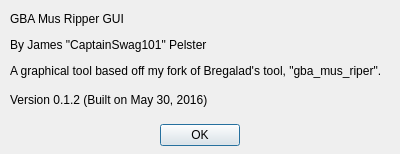
Above: aboutdialog.ui from CaptainSwag101/gba-mus-ripper-gui before the change. Below: the same form after it.
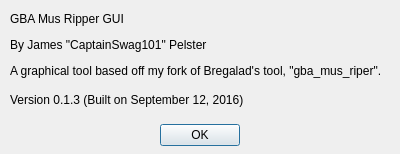
That is the form after the change.

Patch:
```diff
--- a/aboutdialog.ui
+++ b/aboutdialog.ui
@@ -76,7 +76,7 @@
     <item>
      <widget class="QLabel" name="versionLabel">
       <property name="text">
-       <string>&lt;html&gt;&lt;head/&gt;&lt;body&gt;&lt;p&gt;Version 0.1.2 (Built on May 30, 2016)&lt;/p&gt;&lt;/body&gt;&lt;/html&gt;</string>
+       <string>&lt;html&gt;&lt;head/&gt;&lt;body&gt;&lt;p&gt;Version 0.1.3 (Built on September 12, 2016)&lt;/p&gt;&lt;/body&gt;&lt;/html&gt;</string>
       </property>
      </widget>
     </item>
```
